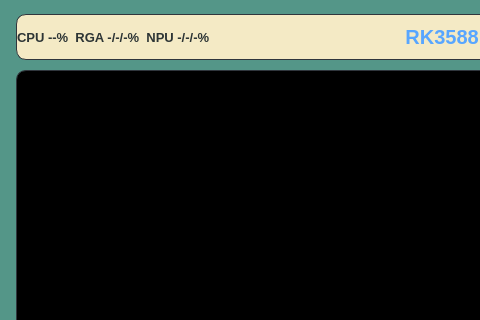
This is Software/APP/SentinelQT/widget.ui in Davin-Liang/RK3588-Omni-Sentinel as Qt 5 draws it before an edit; both pictures show x 0 to 480 and y 0 to 320 of the 1024 by 600 pixel window. The edited form follows.
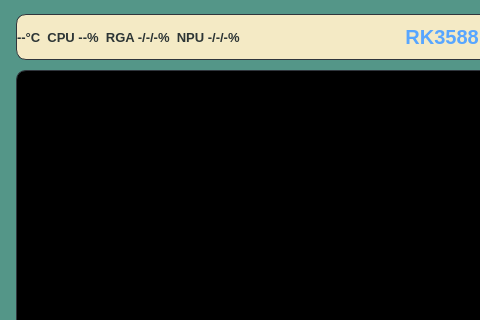
This is the edited form.

Commit message: feat(SentinelQT): add board temperature display to title bar

```diff
--- a/Software/APP/SentinelQT/widget.ui
+++ b/Software/APP/SentinelQT/widget.ui
@@ -35,7 +35,7 @@
        <widget class="QLabel" name="hwLabel">
         <property name="minimumSize"><size><width>260</width><height>0</height></size></property>
         <property name="maximumSize"><size><width>260</width><height>16777215</height></size></property>
-        <property name="text"><string>CPU --%  RGA -/-/-%  NPU -/-/-%</string></property>
+        <property name="text"><string>--°C  CPU --%  RGA -/-/-%  NPU -/-/-%</string></property>
         <property name="styleSheet">
          <string notr="true">font-size: 13px; font-weight: 500; color: #2d3535; background: transparent; border: none;</string>
         </property>
```
The commit also changes 1 other file.
